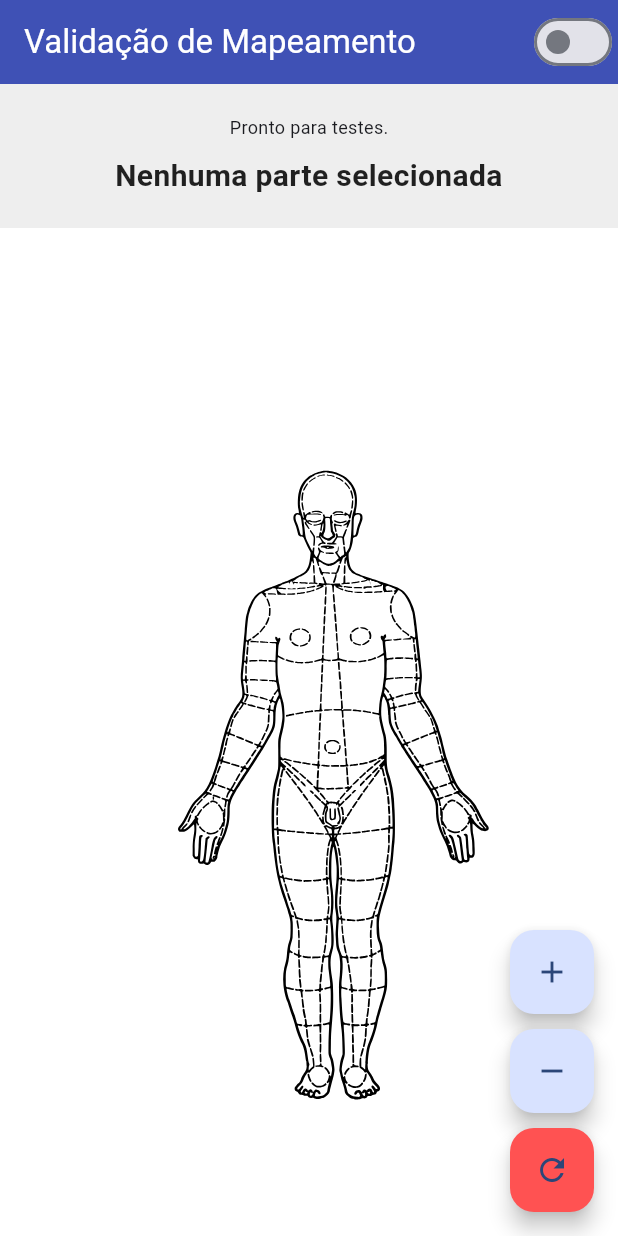
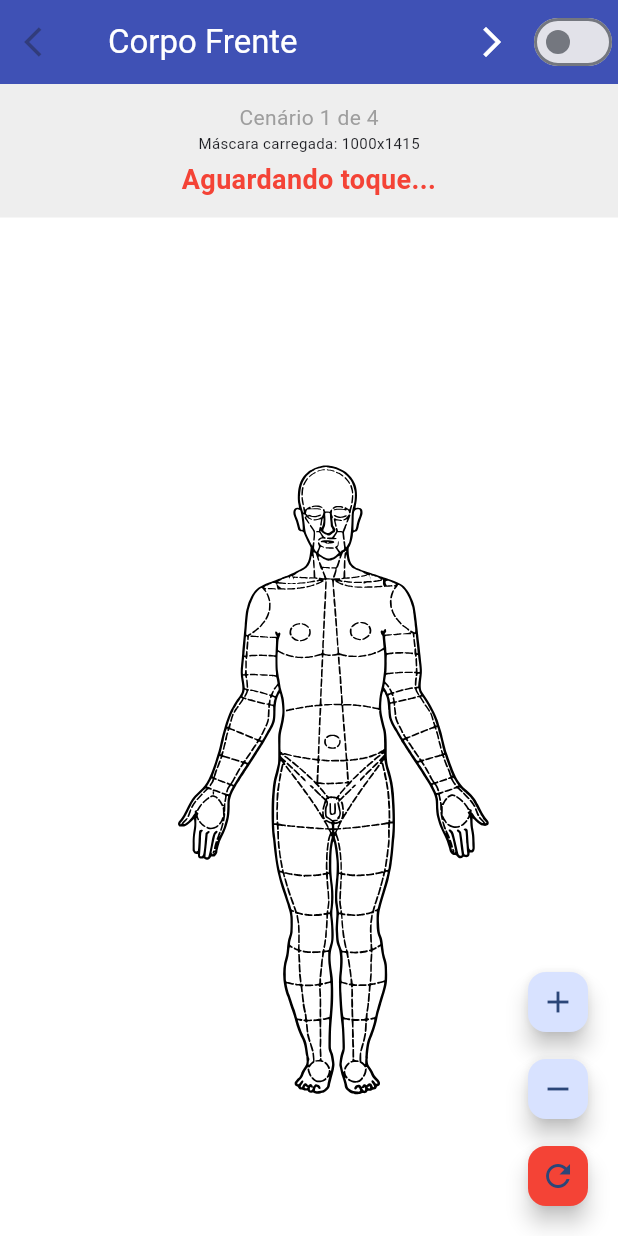
Before and after one commit to lexlemos/croqui_forense_mvp, a Flutter app: the screen it shows after launch, on a phone screen of 412 x 824 dp. Run offline on Flutter 3.47's test engine with Material 3 defaults, Android fonts, the light colour scheme and no system bars; our stand-ins replace flutter_secure_storage, flutter_svg, sqflite_common, sqflite_sqlcipher; missing offline and left inert: pointycastle; accounts and stored records are empty.

Commit message:
adicionando mascara de todos pontos do croqui e testando o toque

```diff
--- a/lib/core/constants/front_body_data.dart
+++ b/lib/core/constants/front_body_data.dart
@@ -1,10 +1,10 @@
 import 'dart:ui';
 
 class BodyPartDefinition {
-  final String id; // ID legível para usar no código (ex: 'frontal')
-  final int dbId;  // O ID numérico do seu banco de dados (ex: 1)
-  final String name; // O nome bonito para mostrar na tela (ex: 'Frontal')
-  final Color color; // A cor exata na máscara (no formato ARGB do Flutter)
+  final String id;
+  final int dbId;
+  final String name;
+  final Color color;
 
   const BodyPartDefinition({
     required this.id,
@@ -32,24 +32,20 @@ const List<BodyPartDefinition> kFrontBodyPartsList = [
   BodyPartDefinition(id: 'esternal', dbId: 16, name: 'Esternal', color: Color(0xff000010)),
   BodyPartDefinition(id: 'deltoidiana', dbId: 17, name: 'Deltoidiana', color: Color(0xff000011)),
   BodyPartDefinition(id: 'toracicas', dbId: 18, name: 'Torácicas', color: Color(0xff000012)),
-  BodyPartDefinition(id: 'mamarias', dbId: 19, name: 'Mamarias', color: Color(0xff000013)),
+  BodyPartDefinition(id: 'mamarias', dbId: 19, name: 'Mamarias', color: Color(0xff001013)),
   BodyPartDefinition(id: 'epigastrica', dbId: 20, name: 'Epigástrica', color: Color(0xff000014)),
   BodyPartDefinition(id: 'hipocondrios', dbId: 21, name: 'Hipocôndrios', color: Color(0xff000015)),
   BodyPartDefinition(id: 'abdominal_meso', dbId: 22, name: 'Abdominal (mesogástrico)', color: Color(0xff000016)),
   BodyPartDefinition(id: 'umbilical', dbId: 23, name: 'Umbilical', color: Color(0xff000017)),
-  // Pulei o 24 pois não estava na sua lista sequencial (foi de 23 pra 25 nos hexas que analisei na sua msg)
   BodyPartDefinition(id: 'hipogastrica', dbId: 24, name: 'Hipogástrica', color: Color(0xff000019)),
   BodyPartDefinition(id: 'pubiana', dbId: 25, name: 'Pubiana', color: Color(0xff00001a)),
   BodyPartDefinition(id: 'flancos', dbId: 26, name: 'Flancos', color: Color(0xff00001b)),
   BodyPartDefinition(id: 'fossas_iliacas', dbId: 27, name: 'Fossas Ilíacas', color: Color(0xff00001c)),
   BodyPartDefinition(id: 'inguinais', dbId: 28, name: 'Inguinais', color: Color(0xff00001d)),
   BodyPartDefinition(id: 'crurais', dbId: 29, name: 'Crurais', color: Color(0xff00001e)),
-  BodyPartDefinition(id: 'peniana', dbId: 30, name: 'Peniana', color: Color(0xff00001f)),
-  // ATUALIZAÇÃO DO ESCROTAL (Sua mudança)
+  BodyPartDefinition(id: 'peniana', dbId: 30, name: 'Peniana', color: Color(0xff0001ff)),
   BodyPartDefinition(id: 'escrotal', dbId: 31, name: 'Escrotal', color: Color(0xff0099de)),
 
-  // --- MEMBROS SUPERIORES (Vamos usar tons de VERMELHO e LARANJA distintos) ---
-  // Antes era 000021. Mude para cores fortes.
   BodyPartDefinition(id: 'bracos_sup', dbId: 32, name: 'Terços superiores dos braços', color: Color(0xffFF0000)), // Vermelho Puro
   BodyPartDefinition(id: 'bracos_med', dbId: 33, name: 'Terços Médios dos Braços', color: Color(0xffCC0000)), // Vermelho Escuro
   BodyPartDefinition(id: 'bracos_inf', dbId: 34, name: 'Terços Inferiores dos Braços', color: Color(0xff990000)), // Vinho
@@ -64,7 +60,6 @@ const List<BodyPartDefinition> kFrontBodyPartsList = [
   BodyPartDefinition(id: 'maos_concavos', dbId: 40, name: 'Concavos das mãos', color: Color(0xff00CC00)), // Verde Escuro
   BodyPartDefinition(id: 'maos_palmares', dbId: 41, name: 'Faces Palmares das mãos', color: Color(0xff009900)), // Verde Musgo
 
-  // --- MEMBROS INFERIORES (Vamos usar tons de AZUL e ROXO) ---
   BodyPartDefinition(id: 'coxas_sup', dbId: 42, name: 'Terços Superiores das Coxas', color: Color(0xff0000FF)), // Azul Puro
   BodyPartDefinition(id: 'coxas_med', dbId: 43, name: 'Terços Médios das Coxas', color: Color(0xff0000CC)), // Azul Escuro
   BodyPartDefinition(id: 'coxas_inf', dbId: 44, name: 'Terços Inferiores das Coxas', color: Color(0xff000099)), // Azul Marinho
--- a/lib/debug_body_test.dart
+++ b/lib/debug_body_test.dart
@@ -4,8 +4,27 @@ import 'package:flutter/material.dart';
 import 'package:flutter/services.dart';
 import 'package:flutter_svg/flutter_svg.dart';
 import 'package:image/image.dart' as img;
-// IMPORTANTE: Importe o arquivo de dados que acabamos de criar
+
 import 'package:croqui_forense_mvp/core/constants/front_body_data.dart';
+import 'package:croqui_forense_mvp/core/constants/back_body_data.dart';
+import 'package:croqui_forense_mvp/core/constants/lateral_right_data.dart';
+import 'package:croqui_forense_mvp/core/constants/lateral_left_data.dart'; // <--- Crie este se não tiver!
+
+class CroquiScenario {
+  final String title;
+  final String svgPath;
+  final String maskPath;
+  final Map<int, String> colorToIdMap;
+  final Map<String, BodyPartDefinition> idToDefMap;
+
+  CroquiScenario({
+    required this.title,
+    required this.svgPath,
+    required this.maskPath,
+    required this.colorToIdMap,
+    required this.idToDefMap,
+  });
+}
 
 class DebugBodyTest extends StatefulWidget {
   const DebugBodyTest({super.key});
@@ -15,13 +34,12 @@ class DebugBodyTest extends StatefulWidget {
 }
 
 class _DebugBodyTestState extends State<DebugBodyTest> {
-  final String assetVisual = 'assets/images/croqui-frente.svg';
-  final String assetMask = 'assets/images/croqui-frente-mask.png';
+  late List<CroquiScenario> scenarios;
 
+  int _currentIndex = 0;
   img.Image? _maskImage;
-  String _status = "Carregando máscara...";
-  // Em vez de _lastColor, agora vamos guardar o nome da parte tocada
-  String _selectedPartName = "Nenhuma parte selecionada";
+  String _status = "Carregando...";
+  String _selectedPartName = "Toque para testar";
   bool _showMaskOverlay = false;
   Offset? _lastTapPos;
 
@@ -30,38 +48,86 @@ class _DebugBodyTestState extends State<DebugBodyTest> {
   @override
   void initState() {
     super.initState();
-    _loadMask();
+
+    scenarios = [
+      CroquiScenario(
+        title: "Corpo Frente",
+        svgPath: 'assets/images/croqui-frente.svg',
+        maskPath: 'assets/images/croqui-frente-mask.png',
+        colorToIdMap: kColorToIdFrontMap,
+        idToDefMap: kIdToDefinitionFrontMap,
+      ),
+      // 2. CORPO COSTAS
+      CroquiScenario(
+        title: "Corpo Costas",
+        svgPath: 'assets/images/croqui-costas.svg',
+        maskPath: 'assets/images/croqui-costas-mask.png',
+        colorToIdMap: kColorToIdBackMap,
+        idToDefMap: kIdToDefinitionBackMap,
+      ),
+      // 3. ROSTO DIREITO (Lateral)
+      CroquiScenario(
+        title: "Rosto Lateral Dir.",
+        svgPath: 'assets/images/croqui-rosto-direito.svg',
+        maskPath: 'assets/images/croqui-rosto-direito-mask.png',
+        colorToIdMap: kColorToIdLateralRightMap,
+        idToDefMap: kIdToDefinitionLateralRightMap,
+      ),
+      CroquiScenario(
+        title: "Rosto Frente",
+        svgPath: 'assets/images/croqui-rosto-frente.svg',
+        maskPath: 'assets/images/croqui-rosto-frente-mask.png',
+        colorToIdMap: kColorToIdLateralLeftMap,
+        idToDefMap: kIdToDefinitionLateralLeftMap,
+      ),
+    ];
+
+    _loadCurrentMask();
   }
 
-  Future<void> _loadMask() async {
+  Future<void> _loadCurrentMask() async {
+    setState(() {
+      _status = "Carregando máscara...";
+      _maskImage = null;
+      _selectedPartName = "Aguardando toque...";
+      _lastTapPos = null;
+    });
+
     try {
-      final ByteData data = await rootBundle.load(assetMask);
+      final current = scenarios[_currentIndex];
+      final ByteData data = await rootBundle.load(current.maskPath);
       final Uint8List bytes = data.buffer.asUint8List();
-      _maskImage = img.decodeImage(bytes);
-      setState(() => _status = "Pronto para testes.");
+      final decoded = img.decodeImage(bytes);
+
+      setState(() {
+        _maskImage = decoded;
+        _status = "Máscara carregada: ${decoded!.width}x${decoded.height}";
+      });
     } catch (e) {
-      setState(() => _status = "Erro ao carregar máscara: $e");
+      setState(() => _status = "ERRO ao carregar ${scenarios[_currentIndex].maskPath}:\n$e");
     }
   }
 
-  void _zoomIn() {
-    final Matrix4 matrix = _transformationController.value.clone();
-    matrix.scale(1.5);
-    _transformationController.value = matrix;
+  void _nextCroqui() {
+    if (_currentIndex < scenarios.length - 1) {
+      setState(() => _currentIndex++);
+      _transformationController.value = Matrix4.identity();
+      _loadCurrentMask();
+    }
   }
 
-  void _zoomOut() {
-    final Matrix4 matrix = _transformationController.value.clone();
-    matrix.scale(1 / 1.5);
-    _transformationController.value = matrix;
-  }
-
-  void _resetZoom() {
-    _transformationController.value = Matrix4.identity();
+  void _prevCroqui() {
+    if (_currentIndex > 0) {
+      setState(() => _currentIndex--);
+      _transformationController.value = Matrix4.identity();
+      _loadCurrentMask();
+    }
   }
 
   void _handleTap(TapUpDetails details, Size renderSize) {
     if (_maskImage == null) return;
+
+    final currentScenario = scenarios[_currentIndex];
 
     final double scaleX = _maskImage!.width / renderSize.width;
     final double scaleY = _maskImage!.height / renderSize.height;
@@ -70,43 +136,58 @@ class _DebugBodyTestState extends State<DebugBodyTest> {
     final int y = (details.localPosition.dy * scaleY).round();
 
     if (x < 0 || x >= _maskImage!.width || y < 0 || y >= _maskImage!.height) {
-      setState(() => _selectedPartName = "Toque fora dos limites");
+      setState(() => _selectedPartName = "Fora dos limites");
       return;
     }
 
-    // 1. Lê o pixel da imagem de máscara
     final pixel = _maskImage!.getPixel(x, y);
-
-    // 2. Converte para o formato inteiro ARGB do Flutter (0xAARRGGBB)
-    // Assumindo que a máscara é 100% opaca onde tem cor (Alpha 255 ou 0xFF)
     int colorInt = (0xFF << 24) | (pixel.r.toInt() << 16) | (pixel.g.toInt() << 8) | pixel.b.toInt();
 
-    // 3. A MÁGICA: Usa o mapa para descobrir o ID baseado na cor
-    final String? foundId = kColorToIdFrontMap[colorInt];
+    final String? foundId = currentScenario.colorToIdMap[colorInt];
 
     setState(() {
       _lastTapPos = details.localPosition;
-
       if (foundId != null) {
-        // 4. Se achou o ID, busca os detalhes (como o nome bonito)
-        final definition = kIdToDefinitionFrontMap[foundId];
-        _selectedPartName = "PARTE: ${definition?.name.toUpperCase()} (ID: ${definition?.dbId})";
-        print("Found ID: $foundId, DB ID: ${definition?.dbId}");
+        final def = currentScenario.idToDefMap[foundId];
+        _selectedPartName = "PARTE: ${def?.name.toUpperCase()}\n(ID: ${def?.dbId})";
       } else {
-        // Se a cor não estiver no mapa (ex: clicou no fundo transparente ou na borda suavizada)
-        _selectedPartName = "Nenhuma parte identificada (Cor: ${colorInt.toRadixString(16)})";
+        _selectedPartName = "Não identificado\nCor: ${colorInt.toRadixString(16)}";
       }
     });
   }
 
+  void _zoomIn() {
+    final Matrix4 matrix = _transformationController.value.clone();
+    matrix.scale(1.5);
+    _transformationController.value = matrix;
+  }
+  void _zoomOut() {
+    final Matrix4 matrix = _transformationController.value.clone();
+    matrix.scale(1 / 1.5);
+    _transformationController.value = matrix;
+  }
+  void _resetZoom() {
+    _transformationController.value = Matrix4.identity();
+  }
+
   @override
   Widget build(BuildContext context) {
+    final currentScenario = scenarios[_currentIndex];
+
     return Scaffold(
       appBar: AppBar(
-        title: const Text("Validação de Mapeamento"),
+        title: Text(currentScenario.title),
         backgroundColor: Colors.indigo,
         foregroundColor: Colors.white,
+        leading: IconButton(
+          icon: const Icon(Icons.arrow_back_ios),
+          onPressed: _currentIndex > 0 ? _prevCroqui : null,
+        ),
         actions: [
+          IconButton(
+            icon: const Icon(Icons.arrow_forward_ios),
+            onPressed: _currentIndex < scenarios.length - 1 ? _nextCroqui : null,
+          ),
           Switch(
             value: _showMaskOverlay,
             activeColor: Colors.white,
@@ -118,31 +199,30 @@ class _DebugBodyTestState extends State<DebugBodyTest> {
       floatingActionButton: Column(
         mainAxisAlignment: MainAxisAlignment.end,
         children: [
-          FloatingActionButton(heroTag: "btnZoomIn", onPressed: _zoomIn, child: const Icon(Icons.add)),
+          FloatingActionButton(heroTag: "zIn", onPressed: _zoomIn, mini: true, child: const Icon(Icons.add)),
           const SizedBox(height: 10),
-          FloatingActionButton(heroTag: "btnZoomOut", onPressed: _zoomOut, child: const Icon(Icons.remove)),
+          FloatingActionButton(heroTag: "zOut", onPressed: _zoomOut, mini: true, child: const Icon(Icons.remove)),
           const SizedBox(height: 10),
-          FloatingActionButton(heroTag: "btnReset", backgroundColor: Colors.redAccent, onPressed: _resetZoom, child: const Icon(Icons.refresh)),
+          FloatingActionButton(heroTag: "rst", backgroundColor: Colors.red, onPressed: _resetZoom, mini: true, child: const Icon(Icons.refresh)),
         ],
       ),
       body: Column(
         children: [
-          // Painel de Resultado (Mais destacado agora)
           Container(
-            padding: const EdgeInsets.symmetric(vertical: 20, horizontal: 12),
-            color: _selectedPartName.startsWith("PARTE:") ? Colors.green[100] : Colors.grey[200],
+            padding: const EdgeInsets.all(12),
+            color: Colors.grey[200],
             width: double.infinity,
             child: Column(
               children: [
-                Text(_status, style: const TextStyle(fontSize: 12)),
-                const SizedBox(height: 10),
-                // Mostra o nome da parte em letras grandes
+                Text("Cenário ${_currentIndex + 1} de ${scenarios.length}", style: const TextStyle(color: Colors.grey)),
+                Text(_status, style: const TextStyle(fontSize: 10)),
+                const SizedBox(height: 5),
                 Text(_selectedPartName,
                   textAlign: TextAlign.center,
                   style: TextStyle(
-                    fontSize: 20,
-                    color: _selectedPartName.startsWith("PARTE:") ? Colors.green[900] : Colors.black87,
-                    fontWeight: FontWeight.bold
+                    fontSize: 18,
+                    fontWeight: FontWeight.bold,
+                    color: _selectedPartName.startsWith("PARTE") ? Colors.green[800] : Colors.red,
                   )),
               ],
             ),
@@ -176,18 +256,21 @@ class _DebugBodyTestState extends State<DebugBodyTest> {
                               onTapUp: (d) => _handleTap(d, Size(renderWidth, renderHeight)),
                               child: Stack(
                                 children: [
+                                  // 1. SVG
                                   Positioned.fill(
                                     child: SvgPicture.asset(
-                                      assetVisual,
+                                      currentScenario.svgPath,
                                       fit: BoxFit.fill,
+                                      placeholderBuilder: (ctx) => const Center(child: CircularProgressIndicator()),
                                     ),
                                   ),
+                                  // 2. Máscara (Toggle)
                                   if (_showMaskOverlay)
                                     Positioned.fill(
                                       child: Opacity(
-                                        opacity: 0.6, // Um pouco mais visível
+                                        opacity: 0.6,
                                         child: Image.asset(
-                                          assetMask,
+                                          currentScenario.maskPath,
                                           fit: BoxFit.fill,
                                           gaplessPlayback: true,
                                         ),
@@ -195,10 +278,10 @@ class _DebugBodyTestState extends State<DebugBodyTest> {
                                     ),
                                   if (_lastTapPos != null)
                                     Positioned(
-                                      left: _lastTapPos!.dx - 5,
-                                      top: _lastTapPos!.dy - 5,
+                                      left: _lastTapPos!.dx - 10,
+                                      top: _lastTapPos!.dy - 10,
                                       child: Container(
-                                        width: 10, height: 10,
+                                        width: 20, height: 20,
                                         decoration: BoxDecoration(
                                           border: Border.all(color: Colors.white, width: 2),
                                           color: Colors.red,
--- a/pubspec.yaml
+++ b/pubspec.yaml
@@ -77,6 +77,12 @@ flutter:
     - assets/database/database_schema.sql
     - assets/images/croqui-frente.svg
     - assets/images/croqui-frente-mask.png
+    - assets/images/croqui-costas.svg
+    - assets/images/croqui-costas-mask.png
+    - assets/images/croqui-rosto-direito.svg
+    - assets/images/croqui-rosto-direito-mask.png
+    - assets/images/croqui-rosto-frente.svg
+    - assets/images/croqui-rosto-frente-mask.png
 
   # An image asset can refer to one or more resolution-specific "variants", see
   # https://flutter.dev/to/resolution-aware-images
```
Also changed, not shown: lib/core/constants/back_body_data.dart (added, +48 -0 lines), lib/core/constants/lateral_left_data.dart (added, +32 -0 lines), lib/core/constants/lateral_right_data.dart (added, +32 -0 lines), assets/images/croqui-costas-mask.png (added), assets/images/croqui-costas.svg, assets/images/croqui-frente-mask.png, assets/images/croqui-frente.svg, assets/images/croqui-rosto-direito-mask.png (added), assets/images/croqui-rosto-direito.svg, assets/images/croqui-rosto-frente-mask.png (added), assets/images/croqui-rosto-frente.svg.
